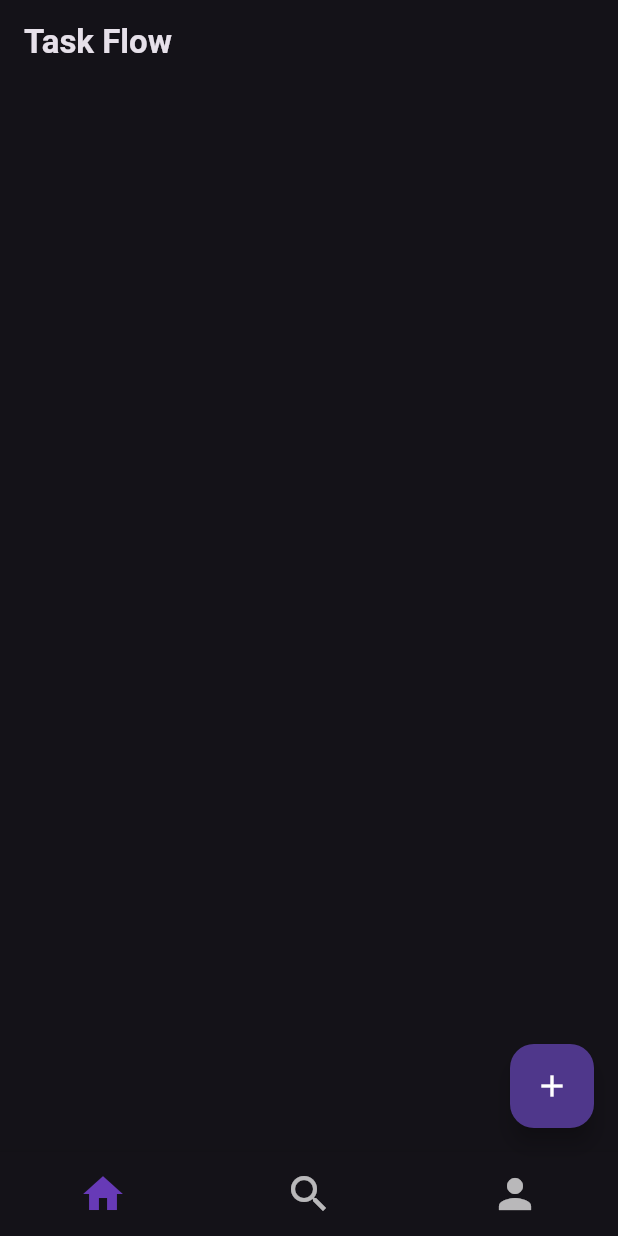
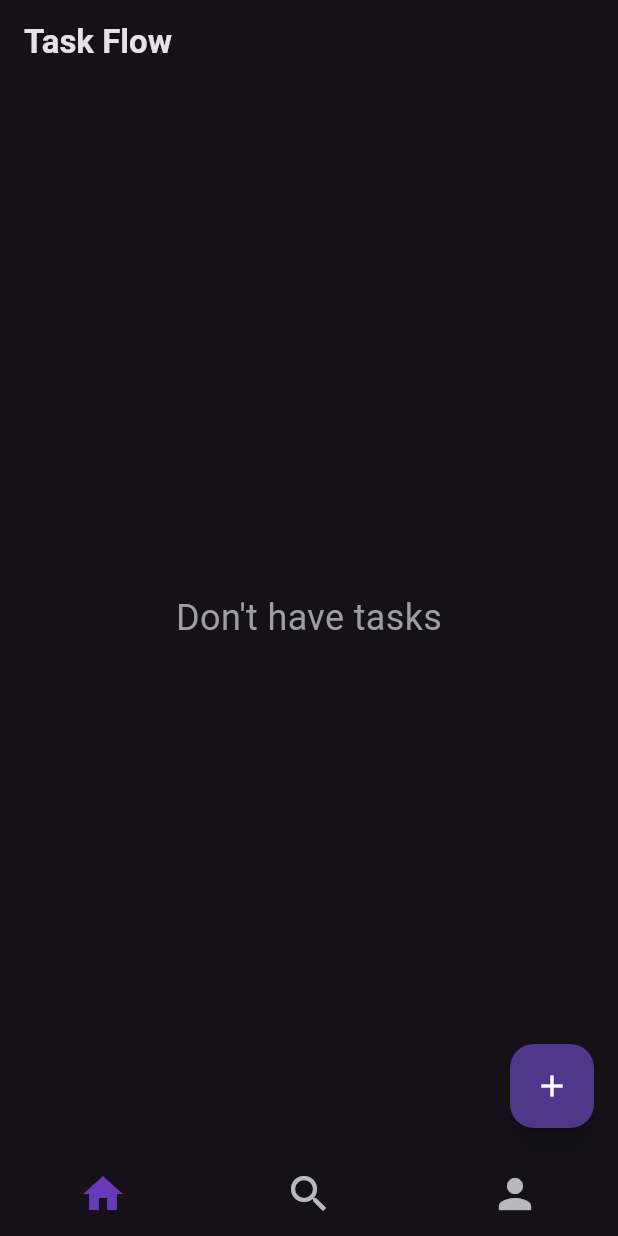
Before and after one commit to RonaldDev0/TaskFlow, a Flutter app: the screen it shows after launch, on a phone screen of 412 x 824 dp. Run offline on Flutter 3.47's test engine with Material 3 defaults, Android fonts, the phone set to English and light mode, and no system bars; our stand-ins replace hive, hive_flutter; accounts and stored records are empty.

Commit message:
feat: update styles

```diff
--- a/lib/home/card.dart
+++ b/lib/home/card.dart
@@ -69,13 +69,16 @@ class TaskCardState extends State<TaskCard> {
             children: [
               Text(
                 widget.title,
-                style: const TextStyle(
+                style: TextStyle(
                   fontSize: 18,
                   fontWeight: FontWeight.w500,
+                  decoration: _isChecked ? TextDecoration.lineThrough : null,
+                  color: _isChecked ? Colors.grey : Colors.white,
                 ),
               ),
               Checkbox(
                 value: _isChecked,
+                activeColor: Colors.deepPurple,
                 onChanged: (bool? value) {
                   setState(() {
                     _isChecked = value ?? false;
--- a/lib/home/list.dart
+++ b/lib/home/list.dart
@@ -23,6 +23,14 @@ class TaskListWidgetState extends State<TaskList> {
     return ValueListenableBuilder(
       valueListenable: box.listenable(),
       builder: (context, Box box, _) {
+        if (box.isEmpty) {
+          return Center(
+            child: Text(
+              "Don't have tasks",
+              style: TextStyle(fontSize: 24, color: Colors.grey),
+            ),
+          );
+        } else {
           return ListView.builder(
             itemCount: box.length,
             itemBuilder: (context, index) {
@@ -35,6 +43,7 @@ class TaskListWidgetState extends State<TaskList> {
               );
             },
           );
+        }
       },
     );
   }
--- a/lib/main.dart
+++ b/lib/main.dart
@@ -10,7 +10,7 @@ void main() async {
   await Hive.openBox('todos');
 
   WidgetsFlutterBinding.ensureInitialized();
-  SystemChrome.setPreferredOrientations([DeviceOrientation.portraitUp]);
+  SystemChrome.setPreferredOrientations([DeviceOrientation.portraitDown]);
 
   runApp(const MyApp());
 }
@@ -41,8 +41,8 @@ class HomeScreenState extends State<HomeScreen> {
 
   final List<Widget> _pages = [
     TaskList(),
-    Center(child: Text('Search Page', style: TextStyle(fontSize: 24))),
-    Center(child: Text('Profile Page', style: TextStyle(fontSize: 24))),
+    Center(child: Text('Search Page', style: TextStyle(fontSize: 24, color: Colors.grey))),
+    Center(child: Text('Profile Page', style: TextStyle(fontSize: 24, color: Colors.grey))),
   ];
 
   void _onTabTapped(int index) {
```
Lines whose indentation alone changed are shown as unchanged.
